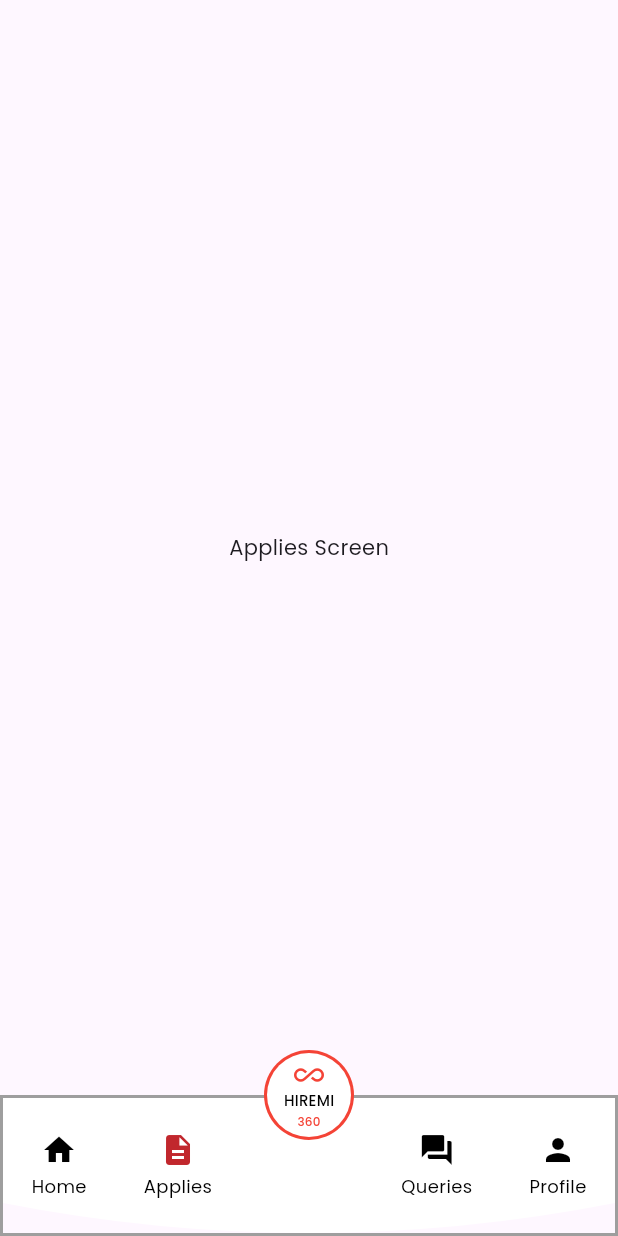
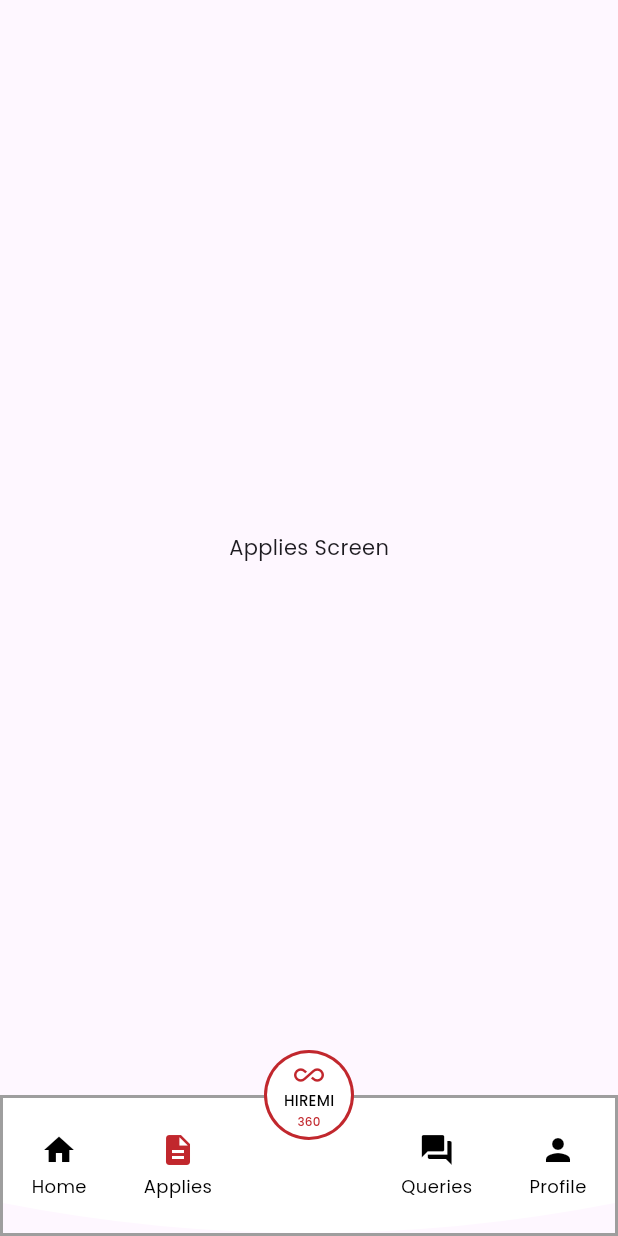
Before and after one commit to anas4519/hiremi_dashboard, a Flutter app: the screen it shows after launch, item 2 of the bottom bar chosen, on a phone screen of 412 x 824 dp. Run offline on Flutter 3.47's test engine with Material 3 defaults, Android fonts, the phone set to English and light mode, and no system bars; our stand-ins replace google_fonts, percent_indicator.

Commit message:
minor changes

```diff
--- a/lib/widgets/circle_row.dart
+++ b/lib/widgets/circle_row.dart
@@ -12,7 +12,7 @@ class CircleRow extends StatelessWidget {
           width:15,
           height: 15,
           decoration: const BoxDecoration(
-            color: Colors.red, // Color for the filled circle
+            color: Color(0xFFC1272D), // Color for the filled circle
             shape: BoxShape.circle,
           ),
         ),
--- a/lib/widgets/nav_bar.dart
+++ b/lib/widgets/nav_bar.dart
@@ -5,6 +5,8 @@ import 'package:hiremi_dashboard/screens/profile_screen.dart';
 import 'package:hiremi_dashboard/screens/queries_screen.dart';
 
 class CustomBottomNavBar extends StatefulWidget {
+  const CustomBottomNavBar({super.key});
+
   @override
   _CustomBottomNavBarState createState() => _CustomBottomNavBarState();
 }
@@ -62,16 +64,16 @@ class _CustomBottomNavBarState extends State<CustomBottomNavBar> {
             left: MediaQuery.of(context).size.width / 2 - 30,
             child: const CircleAvatar(
               radius: 30,
-              backgroundColor: Colors.red,
+              backgroundColor: Color(0xFFC1272D),
               child: CircleAvatar(
                 radius: 28,
                 backgroundColor: Colors.white,
                 child: Column(
                   mainAxisAlignment: MainAxisAlignment.center,
                   children: [
-                    Icon(Icons.all_inclusive, color: Colors.red, size: 20),
+                    Icon(Icons.all_inclusive, color: Color(0xFFC1272D), size: 20),
                     Text('HIREMI', style: TextStyle(color: Colors.black, fontSize: 10)),
-                    Text('360', style: TextStyle(color: Colors.red, fontSize: 8)),
+                    Text('360', style: TextStyle(color: Color(0xFFC1272D), fontSize: 8)),
                   ],
                 ),
               ),
```
